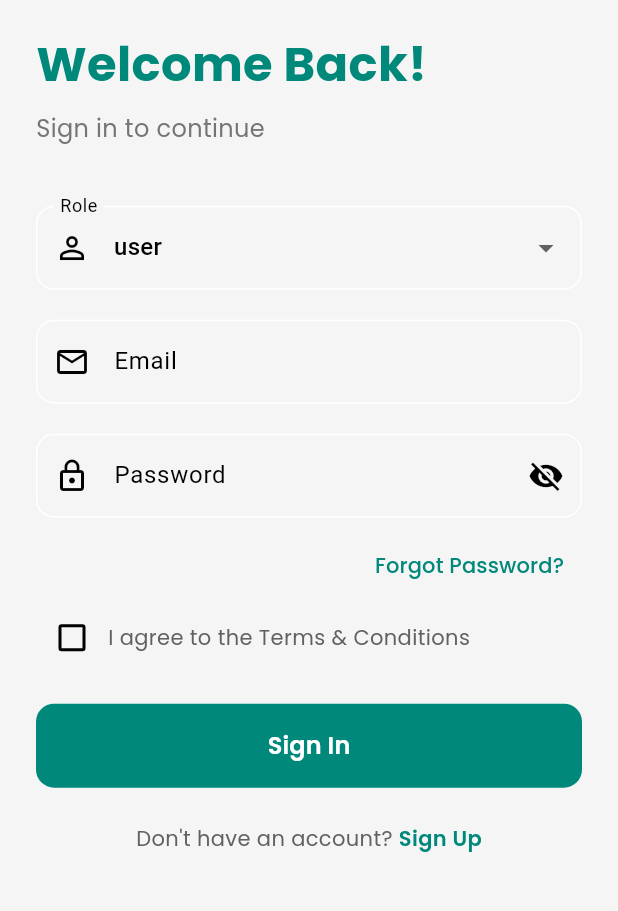
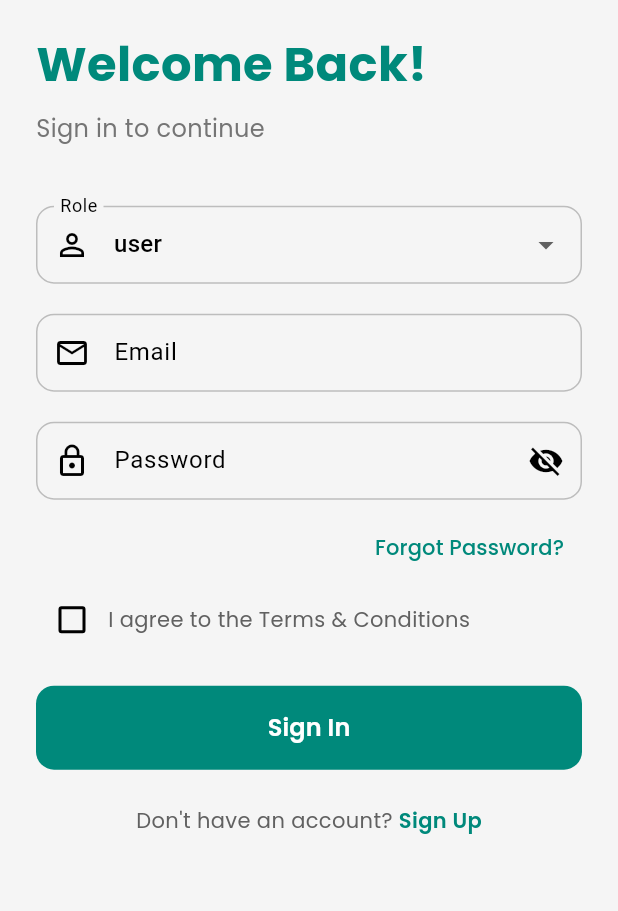
Before and after one commit to SilkRo/Drepto_Biodevices-main, a Flutter app: the screen it shows after launch, on a phone screen of 412 x 824 dp, the part 144-1055 px from its top. Run offline on Flutter 3.47's test engine with Material 3 defaults, Android fonts, the phone set to English and light mode, and no system bars; our stand-ins replace flutter_secure_storage, google_fonts, shared_preferences.

Commit message:
nursing profile changes

```diff
--- a/lib/main.dart
+++ b/lib/main.dart
@@ -1,8 +1,5 @@
 import 'package:flutter/material.dart';
 
-import 'pages/login_page.dart';
-import 'pages/dashboard_page.dart';
-import 'pages/profile_setup_page.dart';
 import 'pages/splash_screen.dart';
 
 void main() {
@@ -24,6 +21,28 @@ class MyApp extends StatelessWidget {
           secondary: const Color(0xFF4A148C), // Deep Purple
           tertiary: const Color(0xFF00B2A9), // Complementary color for accents
         ),
+        inputDecorationTheme: InputDecorationTheme(
+          border: OutlineInputBorder(
+            borderRadius: BorderRadius.circular(12),
+          ),
+          enabledBorder: OutlineInputBorder(
+            borderRadius: BorderRadius.circular(12),
+            borderSide: const BorderSide(color: Color(0xFFBDBDBD)),
+          ),
+          focusedBorder: OutlineInputBorder(
+            borderRadius: BorderRadius.circular(12),
+            borderSide: const BorderSide(color: Color(0xFF00897B), width: 2),
+          ),
+          errorBorder: OutlineInputBorder(
+            borderRadius: BorderRadius.circular(12),
+            borderSide: const BorderSide(color: Colors.red),
+          ),
+          focusedErrorBorder: OutlineInputBorder(
+            borderRadius: BorderRadius.circular(12),
+            borderSide: const BorderSide(color: Colors.red, width: 2),
+          ),
+          contentPadding: const EdgeInsets.symmetric(horizontal: 12, vertical: 14),
+        ),
         elevatedButtonTheme: ElevatedButtonThemeData(
           style: ElevatedButton.styleFrom(
             backgroundColor: const Color(0xFF00B2A9), // Matched from logo
--- a/lib/pages/login_page.dart
+++ b/lib/pages/login_page.dart
@@ -97,7 +97,10 @@ class _LoginPageState extends State<LoginPage> {
         title: const Text("Reset Password"),
         content: TextField(
           controller: emailController,
-          decoration: const InputDecoration(hintText: "Enter your email"),
+          decoration: const InputDecoration(
+            hintText: "Enter your email",
+            border: OutlineInputBorder(),
+          ),
           keyboardType: TextInputType.emailAddress,
         ),
         actions: [
@@ -200,7 +203,7 @@ class _LoginPageState extends State<LoginPage> {
 
                 // Role Selector
                 DropdownButtonFormField<String>(
-                  value: _selectedRole,
+                  initialValue: _selectedRole,
                   decoration: InputDecoration(
                     labelText: 'Role',
                     prefixIcon: const Icon(Icons.person_outline),
--- a/lib/pages/profile_page.dart
+++ b/lib/pages/profile_page.dart
@@ -74,10 +74,10 @@ class _ProfilePageState extends State<ProfilePage> {
   Widget _buildHeader() {
     return Column(
       children: [
-        CircleAvatar(
+        const CircleAvatar(
           radius: 44,
-          backgroundColor: const Color(0xFFE0F2F1),
-          child: const Icon(Icons.person, size: 48, color: Color(0xFF00897B)),
+          backgroundColor: Color(0xFFE0F2F1),
+          child: Icon(Icons.person, size: 48, color: Color(0xFF00897B)),
         ),
         const SizedBox(height: 12),
         Text(
--- a/lib/pages/signup_page.dart
+++ b/lib/pages/signup_page.dart
@@ -259,7 +259,6 @@ class _SignupPageState extends State<SignupPage> {
         fillColor: Colors.white,
         border: OutlineInputBorder(
           borderRadius: BorderRadius.circular(12),
-          borderSide: BorderSide.none,
         ),
       ),
       items: ['Patient', 'Nurse', 'Official'].map((String value) {
@@ -333,7 +332,6 @@ class _SignupPageState extends State<SignupPage> {
         fillColor: Colors.white,
         border: OutlineInputBorder(
           borderRadius: BorderRadius.circular(12),
-          borderSide: BorderSide.none,
         ),
       ),
       items: ['Male', 'Female', 'Other'].map((String value) {
@@ -411,7 +409,6 @@ class _SignupPageState extends State<SignupPage> {
           fillColor: Colors.white,
           border: OutlineInputBorder(
             borderRadius: BorderRadius.circular(12),
-            borderSide: BorderSide.none,
           ),
         ),
         validator: validator ??
@@ -444,7 +441,6 @@ class _SignupPageState extends State<SignupPage> {
           fillColor: Colors.white,
           border: OutlineInputBorder(
             borderRadius: BorderRadius.circular(12),
-            borderSide: BorderSide.none,
           ),
           suffixIcon: IconButton(
             icon: Icon(
```
Also changed, not shown: lib/pages/dashboard_page.dart (+13 -2 lines), lib/pages/health_assistant_page.dart (+119 -3 lines).
